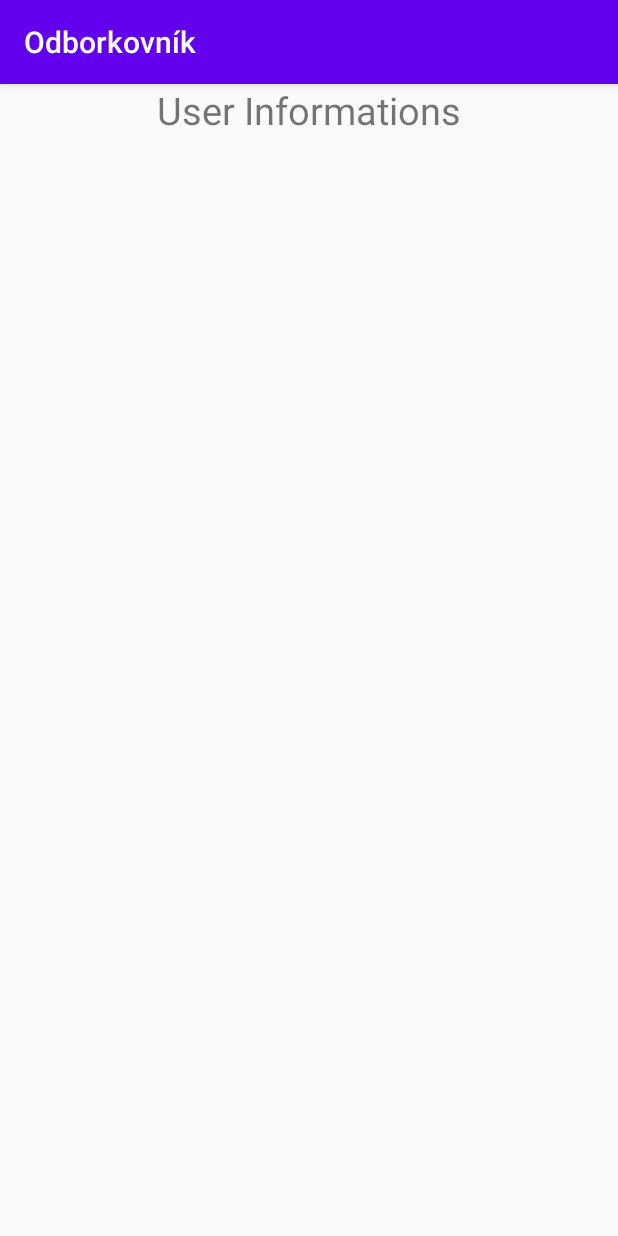
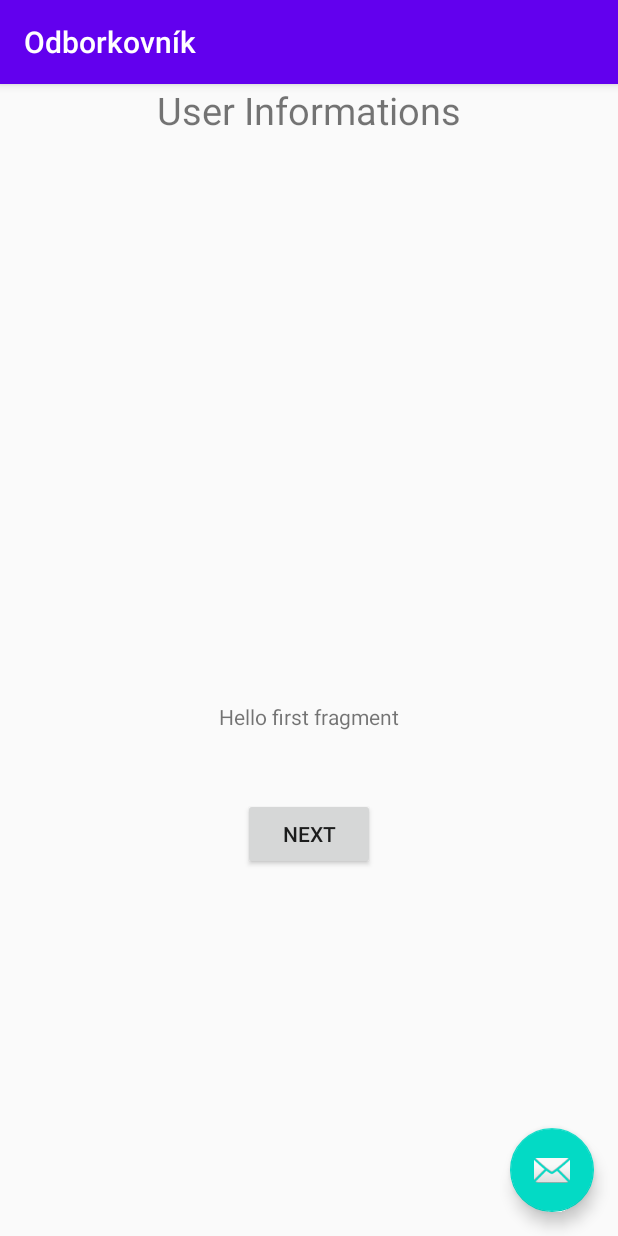
Before and after one commit to Trsten/Odborkovnik, an Android app: the HomeActivity screen opened directly, with no data from a screen before it, on a phone screen of 412 x 824 dp. Run offline under Robolectric (Android 15) with nearby library versions, the phone set to English and light mode, and no system bars; our stand-ins replace Firebase (no records; nobody signed in at launch, a user with empty details on screens opened directly).

```diff
--- a/app/build.gradle
+++ b/app/build.gradle
@@ -1,5 +1,4 @@
 apply plugin: 'com.android.application'
-
 
 
 android {
@@ -32,6 +31,9 @@ dependencies {
     implementation 'androidx.appcompat:appcompat:1.1.0'
     implementation 'androidx.constraintlayout:constraintlayout:1.1.3'
     implementation 'com.google.firebase:firebase-database:19.3.0'
+    implementation 'com.google.android.material:material:1.1.0'
+    implementation 'androidx.navigation:navigation-fragment:2.2.1'
+    implementation 'androidx.navigation:navigation-ui:2.2.1'
     testImplementation 'junit:junit:4.12'
     androidTestImplementation 'androidx.test.ext:junit:1.1.1'
     androidTestImplementation 'androidx.test.espresso:espresso-core:3.2.0'
--- a/app/src/main/AndroidManifest.xml
+++ b/app/src/main/AndroidManifest.xml
@@ -11,7 +11,7 @@
         android:roundIcon="@mipmap/ic_launcher_round"
         android:supportsRtl="true"
         android:theme="@style/AppTheme">
-        <activity android:name=".HomeActivity"></activity>
+        <activity android:name=".HomeActivity" />
         <activity android:name=".RegisterActivity" />
         <activity android:name=".MainActivity">
             <intent-filter>
--- /dev/null
+++ b/app/src/main/java/sk/skauting/odborkovnk/FirstFragment.java
@@ -0,0 +1,34 @@
+package sk.skauting.odborkovnk;
+
+import android.os.Bundle;
+import android.view.LayoutInflater;
+import android.view.View;
+import android.view.ViewGroup;
+
+import androidx.annotation.NonNull;
+import androidx.fragment.app.Fragment;
+import androidx.navigation.fragment.NavHostFragment;
+
+public class FirstFragment extends Fragment {
+
+    @Override
+    public View onCreateView(
+            LayoutInflater inflater, ViewGroup container,
+            Bundle savedInstanceState
+    ) {
+        // Inflate the layout for this fragment
+        return inflater.inflate(R.layout.fragment_first, container, false);
+    }
+
+    public void onViewCreated(@NonNull View view, Bundle savedInstanceState) {
+        super.onViewCreated(view, savedInstanceState);
+
+        view.findViewById(R.id.button_first).setOnClickListener(new View.OnClickListener() {
+            @Override
+            public void onClick(View view) {
+                NavHostFragment.findNavController(FirstFragment.this)
+                        .navigate(R.id.action_FirstFragment_to_SecondFragment);
+            }
+        });
+    }
+}
--- a/app/src/main/java/sk/skauting/odborkovnk/HomeActivity.java
+++ b/app/src/main/java/sk/skauting/odborkovnk/HomeActivity.java
@@ -2,15 +2,19 @@ package sk.skauting.odborkovnk;
 
 import androidx.annotation.NonNull;
 import androidx.appcompat.app.AppCompatActivity;
+import androidx.appcompat.widget.Toolbar;
 
 import android.content.Intent;
 import android.os.Bundle;
 import android.util.Log;
+import android.view.View;
 import android.widget.ArrayAdapter;
 import android.widget.ListView;
 import android.widget.TextView;
 import android.widget.Toast;
 
+import com.google.android.material.floatingactionbutton.FloatingActionButton;
+import com.google.android.material.snackbar.Snackbar;
 import com.google.firebase.auth.FirebaseAuth;
 import com.google.firebase.auth.FirebaseUser;
 import com.google.firebase.database.DataSnapshot;
@@ -39,6 +43,14 @@ public class HomeActivity extends AppCompatActivity {
         super.onCreate(savedInstanceState);
         setContentView(R.layout.activity_home);
 
+        FloatingActionButton fab = findViewById(R.id.fab);
+        fab.setOnClickListener(new View.OnClickListener() {
+            @Override
+            public void onClick(View view) {
+               createOdborka();
+            }
+        });
+
         textViewFullname = (TextView) findViewById(R.id.textViewFullname);
         textViewSUnit = (TextView) findViewById(R.id.textViewSUnit);
         textViewSNickName = (TextView) findViewById(R.id.textViewSNickname);
@@ -47,9 +59,9 @@ public class HomeActivity extends AppCompatActivity {
         Intent intent = getIntent();
         email = intent.getStringExtra("email");
 
-        //firebaseAuth = FirebaseAuth.getInstance();
+        firebaseAuth = FirebaseAuth.getInstance();
         database = FirebaseDatabase.getInstance();
-        refDatabase = database.getReference("user");
+        refDatabase = database.getReference("users");
 
         refDatabase.addValueEventListener(new ValueEventListener() {
             @Override
@@ -66,9 +78,13 @@ public class HomeActivity extends AppCompatActivity {
 
             @Override
             public void onCancelled(@NonNull DatabaseError databaseError) {
-
+                Toast.makeText(HomeActivity.this, "Something went wrong",Toast.LENGTH_SHORT).show();
             }
         });
     }
 
+    private void createOdborka() {
+
+    }
+
 }
--- a/app/src/main/res/layout/activity_home.xml
+++ b/app/src/main/res/layout/activity_home.xml
@@ -1,10 +1,23 @@
 <?xml version="1.0" encoding="utf-8"?>
-<androidx.constraintlayout.widget.ConstraintLayout xmlns:android="http://schemas.android.com/apk/res/android"
+<androidx.constraintlayout.widget.ConstraintLayout
+    xmlns:android="http://schemas.android.com/apk/res/android"
     xmlns:app="http://schemas.android.com/apk/res-auto"
     xmlns:tools="http://schemas.android.com/tools"
     android:layout_width="match_parent"
     android:layout_height="match_parent"
     tools:context=".HomeActivity">
+
+    <com.google.android.material.appbar.AppBarLayout
+        android:id="@+id/appBarLayout"
+        android:layout_width="match_parent"
+        android:layout_height="wrap_content"
+        android:theme="@style/AppTheme.AppBarOverlay"
+        app:layout_constraintBottom_toTopOf="@+id/textViewUser"
+        app:layout_constraintEnd_toEndOf="parent"
+        app:layout_constraintStart_toStartOf="parent"
+        app:layout_constraintTop_toTopOf="parent">
+
+    </com.google.android.material.appbar.AppBarLayout>
 
     <TextView
         android:id="@+id/textViewUser"
@@ -69,4 +82,24 @@
         app:layout_constraintStart_toStartOf="parent"
         app:layout_constraintTop_toBottomOf="@+id/textViewSNickname" />
 
+    <include
+        android:id="@+id/include2"
+        layout="@layout/content_test"
+        tools:layout_editor_absoluteX="0dp"
+        tools:layout_editor_absoluteY="0dp" />
+
+    <com.google.android.material.floatingactionbutton.FloatingActionButton
+        android:id="@+id/fab"
+        android:layout_width="wrap_content"
+        android:layout_height="wrap_content"
+        android:layout_gravity="bottom|end"
+        android:layout_margin="@dimen/fab_margin"
+        android:layout_marginEnd="16dp"
+        android:layout_marginBottom="16dp"
+        app:layout_constraintBottom_toBottomOf="parent"
+        app:layout_constraintEnd_toEndOf="parent"
+        app:layout_editor_absoluteX="10dp"
+        app:layout_editor_absoluteY="10dp"
+        app:srcCompat="@android:drawable/ic_dialog_email" />
+
 </androidx.constraintlayout.widget.ConstraintLayout>
--- /dev/null
+++ b/app/src/main/res/layout/content_test.xml
@@ -0,0 +1,21 @@
+<?xml version="1.0" encoding="utf-8"?>
+<androidx.constraintlayout.widget.ConstraintLayout xmlns:android="http://schemas.android.com/apk/res/android"
+    xmlns:app="http://schemas.android.com/apk/res-auto"
+    xmlns:tools="http://schemas.android.com/tools"
+    android:layout_width="match_parent"
+    android:layout_height="match_parent"
+    app:layout_behavior="@string/appbar_scrolling_view_behavior">
+
+    <fragment
+        android:id="@+id/nav_host_fragment"
+        android:name="androidx.navigation.fragment.NavHostFragment"
+        android:layout_width="match_parent"
+        android:layout_height="200dp"
+        android:layout_marginTop="100dp"
+        android:layout_marginBottom="200dp"
+        app:defaultNavHost="true"
+        app:layout_constraintBottom_toBottomOf="parent"
+        app:layout_constraintTop_toTopOf="parent"
+        app:layout_constraintVertical_bias="1.0"
+        app:navGraph="@navigation/nav_graph" />
+</androidx.constraintlayout.widget.ConstraintLayout>
--- /dev/null
+++ b/app/src/main/res/layout/fragment_first.xml
@@ -0,0 +1,28 @@
+<?xml version="1.0" encoding="utf-8"?>
+<androidx.constraintlayout.widget.ConstraintLayout xmlns:android="http://schemas.android.com/apk/res/android"
+    xmlns:app="http://schemas.android.com/apk/res-auto"
+    xmlns:tools="http://schemas.android.com/tools"
+    android:layout_width="match_parent"
+    android:layout_height="match_parent"
+    tools:context=".FirstFragment">
+
+    <TextView
+        android:id="@+id/textview_first"
+        android:layout_width="wrap_content"
+        android:layout_height="wrap_content"
+        android:text="@string/hello_first_fragment"
+        app:layout_constraintBottom_toTopOf="@id/button_first"
+        app:layout_constraintEnd_toEndOf="parent"
+        app:layout_constraintStart_toStartOf="parent"
+        app:layout_constraintTop_toTopOf="parent" />
+
+    <Button
+        android:id="@+id/button_first"
+        android:layout_width="wrap_content"
+        android:layout_height="wrap_content"
+        android:text="@string/next"
+        app:layout_constraintBottom_toBottomOf="parent"
+        app:layout_constraintEnd_toEndOf="parent"
+        app:layout_constraintStart_toStartOf="parent"
+        app:layout_constraintTop_toBottomOf="@id/textview_first" />
+</androidx.constraintlayout.widget.ConstraintLayout>
--- /dev/null
+++ b/app/src/main/res/navigation/nav_graph.xml
@@ -0,0 +1,28 @@
+<?xml version="1.0" encoding="utf-8"?>
+<navigation xmlns:android="http://schemas.android.com/apk/res/android"
+    xmlns:app="http://schemas.android.com/apk/res-auto"
+    xmlns:tools="http://schemas.android.com/tools"
+    android:id="@+id/nav_graph"
+    app:startDestination="@id/FirstFragment">
+
+    <fragment
+        android:id="@+id/FirstFragment"
+        android:name="sk.skauting.odborkovnk.FirstFragment"
+        android:label="@string/first_fragment_label"
+        tools:layout="@layout/fragment_first">
+
+        <action
+            android:id="@+id/action_FirstFragment_to_SecondFragment"
+            app:destination="@id/SecondFragment" />
+    </fragment>
+    <fragment
+        android:id="@+id/SecondFragment"
+        android:name="sk.skauting.odborkovnk.SecondFragment"
+        android:label="@string/second_fragment_label"
+        tools:layout="@layout/fragment_second">
+
+        <action
+            android:id="@+id/action_SecondFragment_to_FirstFragment"
+            app:destination="@id/FirstFragment" />
+    </fragment>
+</navigation>
--- /dev/null
+++ b/app/src/main/res/values/dimens.xml
@@ -0,0 +1,3 @@
+<resources>
+    <dimen name="fab_margin">16dp</dimen>
+</resources>
--- a/app/src/main/res/values/strings.xml
+++ b/app/src/main/res/values/strings.xml
@@ -10,4 +10,14 @@
     <string name="unit">Enter your scout unit</string>
     <string name="noAccount">Don\'t have an account yet? Register here</string>
     <string name="registered">Already registered ? Sign in here</string>
+    <string name="title_activity_main2">Main2Activity</string>
+    <!-- Strings used for fragments for navigation -->
+    <string name="first_fragment_label">First Fragment</string>
+    <string name="second_fragment_label">Second Fragment</string>
+    <string name="next">Next</string>
+    <string name="previous">Previous</string>
+
+    <string name="hello_first_fragment">Hello first fragment</string>
+    <string name="hello_second_fragment">Hello second fragment. Arg: %1$s</string>
+    <string name="title_activity_test">test</string>
 </resources>
```
Also changed, not shown: app/src/main/java/sk/skauting/odborkovnk/Odborka.java (+29 -0 lines), app/src/main/java/sk/skauting/odborkovnk/RegisterActivity.java (+35 -10 lines), app/src/main/java/sk/skauting/odborkovnk/SecondFragment.java (added, +34 -0 lines), app/src/main/java/sk/skauting/odborkovnk/TaskForOdborka.java (added, +41 -0 lines), app/src/main/java/sk/skauting/odborkovnk/User.java (+6 -1 lines), app/src/main/res/layout/fragment_second.xml (added, +27 -0 lines), app/src/main/res/values/styles.xml (+9 -0 lines).
